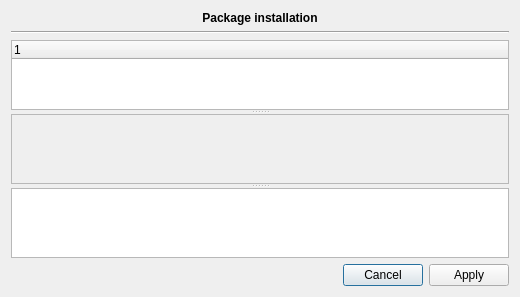
FreeHealth/freehealth, file libs/datapackutils/widgets/packprocessdialog.ui: the form before one commit.
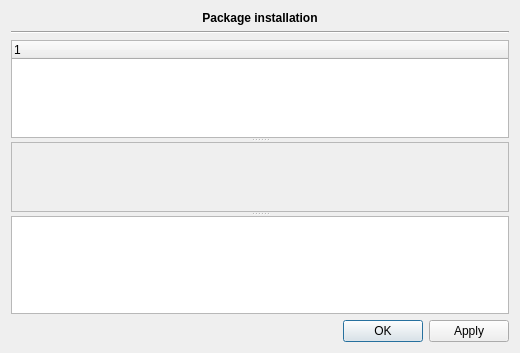
The form after the commit. Custom widgets are drawn as their Qt base class.

```diff
--- a/libs/datapackutils/widgets/packprocessdialog.ui
+++ b/libs/datapackutils/widgets/packprocessdialog.ui
@@ -7,7 +7,7 @@
     <x>0</x>
     <y>0</y>
     <width>520</width>
-    <height>292</height>
+    <height>353</height>
    </rect>
   </property>
   <property name="windowTitle">
@@ -59,7 +59,7 @@
          <x>0</x>
          <y>0</y>
          <width>494</width>
-         <height>56</height>
+         <height>76</height>
         </rect>
        </property>
       </widget>
@@ -73,7 +73,7 @@
       <enum>Qt::Horizontal</enum>
      </property>
      <property name="standardButtons">
-      <set>QDialogButtonBox::Apply|QDialogButtonBox::Cancel</set>
+      <set>QDialogButtonBox::Apply|QDialogButtonBox::Ok</set>
      </property>
     </widget>
    </item>
```
